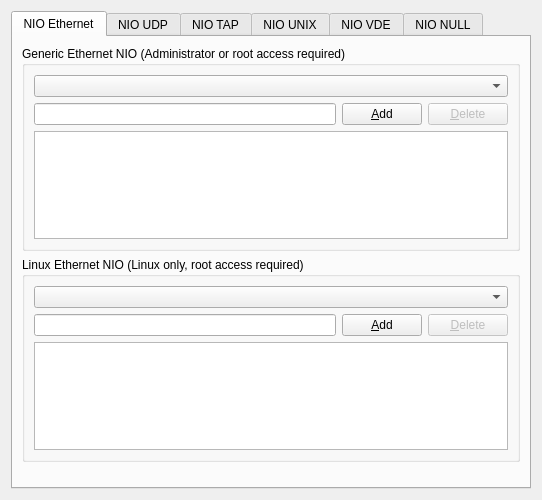
First picture: the form in gns3/modules/dynamips/ui/cloud_configuration_page.ui, repository GNS3/gns3-gui, before the edit.
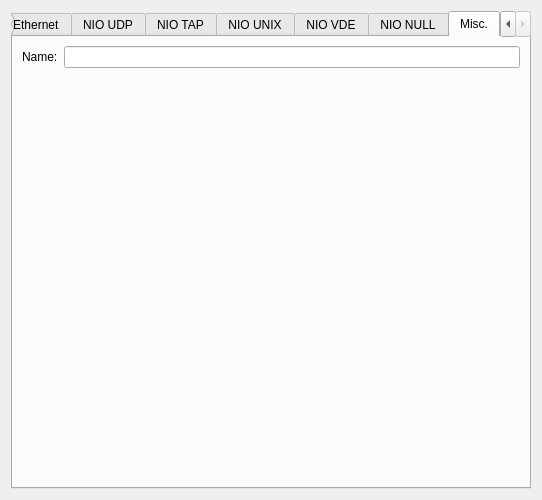
Second picture: the form after the edit. The open tabs and pages were chosen to show the change.

Patch:
```diff
--- a/gns3/modules/dynamips/ui/cloud_configuration_page.ui
+++ b/gns3/modules/dynamips/ui/cloud_configuration_page.ui
@@ -658,6 +658,36 @@
        </item>
       </layout>
      </widget>
+     <widget class="QWidget" name="tab_7">
+      <attribute name="title">
+       <string>Misc.</string>
+      </attribute>
+      <layout class="QGridLayout" name="gridLayout">
+       <item row="0" column="0">
+        <widget class="QLabel" name="uiNameLabel">
+         <property name="text">
+          <string>Name:</string>
+         </property>
+        </widget>
+       </item>
+       <item row="0" column="1">
+        <widget class="QLineEdit" name="uiNameLineEdit"/>
+       </item>
+       <item row="1" column="1">
+        <spacer name="verticalSpacer">
+         <property name="orientation">
+          <enum>Qt::Vertical</enum>
+         </property>
+         <property name="sizeHint" stdset="0">
+          <size>
+           <width>20</width>
+           <height>399</height>
+          </size>
+         </property>
+        </spacer>
+       </item>
+      </layout>
+     </widget>
     </widget>
    </item>
   </layout>
```
